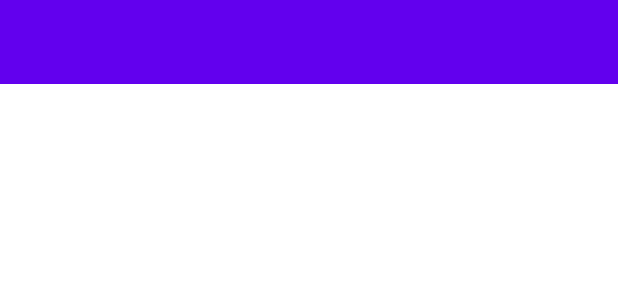
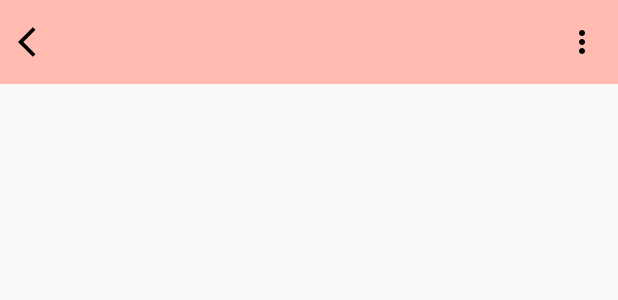
Before and after one commit to urieljefferson-mynt/Pomodowo, an Android app: the layout appbar.xml on its own in the app's theme, with its tools: preview values and no code run, on a phone screen of 412 x 824 dp. Shown: the top 300 px of the screen. Run offline under Robolectric (Android 15) with nearby library versions, the phone set to English and light mode, and no system bars.

Commit message:
update toolbar and color transition in timer

```diff
--- a/app/src/main/java/ph/apper/android/pagatpatan/pomodowo/adapters/RVTodoAdapter.kt
+++ b/app/src/main/java/ph/apper/android/pagatpatan/pomodowo/adapters/RVTodoAdapter.kt
@@ -12,7 +12,10 @@ class RVTodoAdapter(private val context: Activity, private val id: Array<String>
     : RecyclerView.Adapter<RVTodoAdapter.TodoViewHolder>()  {
     class TodoViewHolder(itemView: View) : RecyclerView.ViewHolder(itemView)
 
+
+
     override fun onCreateViewHolder(parent: ViewGroup, viewType: Int): TodoViewHolder {
+
         return TodoViewHolder(
             //to get a reference to an existing view
             LayoutInflater.from(parent.context).inflate(
--- /dev/null
+++ b/app/src/main/res/drawable/ic_check.xml
@@ -0,0 +1,4 @@
+<vector android:height="54dp" android:viewportHeight="24"
+    android:viewportWidth="24" android:width="54dp" xmlns:android="http://schemas.android.com/apk/res/android">
+    <path android:fillColor="#FF000000" android:pathData="M12,2C6.48,2 2,6.48 2,12s4.48,10 10,10 10,-4.48 10,-10S17.52,2 12,2zM10,17l-5,-5 1.41,-1.41L10,14.17l7.59,-7.59L19,8l-9,9z"/>
+</vector>
--- a/app/src/main/res/layout/appbar.xml
+++ b/app/src/main/res/layout/appbar.xml
@@ -1,9 +1,31 @@
 <?xml version="1.0" encoding="utf-8"?>
 <androidx.constraintlayout.widget.ConstraintLayout
     xmlns:android="http://schemas.android.com/apk/res/android"
+    xmlns:app="http://schemas.android.com/apk/res-auto"
+    xmlns:tools="http://schemas.android.com/tools"
     android:layout_width="match_parent"
     android:layout_height="?attr/actionBarSize"
-    android:background="@color/purple_500"
+    android:background="@color/focus"
     android:id="@+id/myToolBar">
 
+    <ImageButton
+        android:id="@+id/ic_menu"
+        android:layout_width="wrap_content"
+        android:layout_height="wrap_content"
+        android:backgroundTint="#0000ff00"
+        android:src="@drawable/ic_menu"
+        app:layout_constraintBottom_toBottomOf="parent"
+        app:layout_constraintEnd_toEndOf="parent"
+        app:layout_constraintTop_toTopOf="parent" />
+
+    <ImageButton
+        android:id="@+id/ic_arrow_back"
+        android:layout_width="wrap_content"
+        android:layout_height="wrap_content"
+        android:backgroundTint="#0000ff00"
+        android:src="@drawable/ic_arrow_back"
+        app:layout_constraintBottom_toBottomOf="parent"
+        app:layout_constraintStart_toStartOf="parent"
+        app:layout_constraintTop_toTopOf="parent" />
+
 </androidx.constraintlayout.widget.ConstraintLayout>
--- a/app/src/main/res/layout/todo_view.xml
+++ b/app/src/main/res/layout/todo_view.xml
@@ -6,7 +6,6 @@
     android:layout_width="match_parent"
     android:layout_height="60dp"
     android:id="@+id/todo_view">
-
 
     <TextView
         android:id="@+id/tv_todo_title"
@@ -30,7 +29,6 @@
         app:layout_constraintTop_toTopOf="parent" />
 
     <View
-
         android:layout_width="match_parent"
         android:layout_height="5dp"
         android:background="@android:color/white"
--- a/app/src/main/res/values/colors.xml
+++ b/app/src/main/res/values/colors.xml
@@ -7,4 +7,6 @@
     <color name="teal_700">#FF018786</color>
     <color name="black">#FF000000</color>
     <color name="white">#FFFFFFFF</color>
+
+    <color name="focus">#ffbbb1</color>
 </resources>
--- a/app/src/main/res/values/themes.xml
+++ b/app/src/main/res/values/themes.xml
@@ -1,6 +1,6 @@
 <resources xmlns:tools="http://schemas.android.com/tools">
     <!-- Base application theme. -->
-    <style name="Theme.Pomodowo" parent="Theme.MaterialComponents.DayNight.DarkActionBar">
+    <style name="Theme.Pomodowo" parent="Theme.AppCompat.DayNight.NoActionBar">
         <!-- Primary brand color. -->
         <item name="colorPrimary">#FFBBB2</item>
         <item name="colorPrimaryVariant">@color/black</item>
```
Also changed, not shown: app/src/main/java/ph/apper/android/pagatpatan/pomodowo/SettingsFragment.kt (+22 -15 lines), app/src/main/java/ph/apper/android/pagatpatan/pomodowo/WorkFragment.kt (+108 -44 lines), app/src/main/res/layout/fragment_settings.xml (+13 -4 lines), app/src/main/res/layout/fragment_work.xml (+8 -14 lines).
